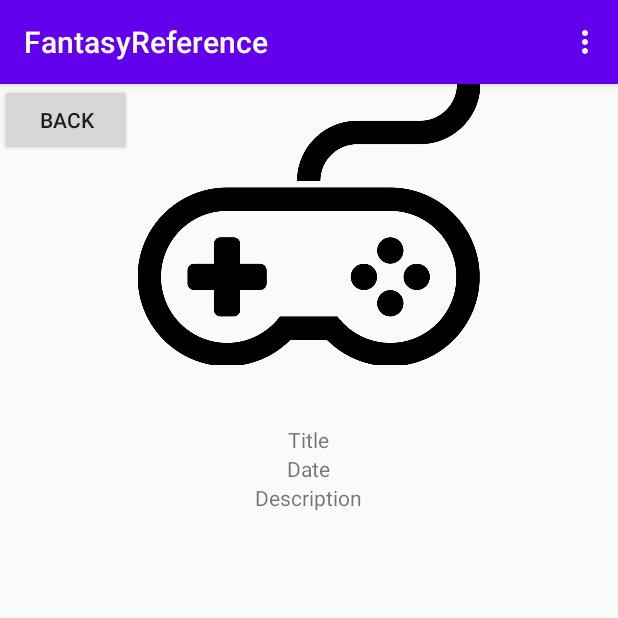
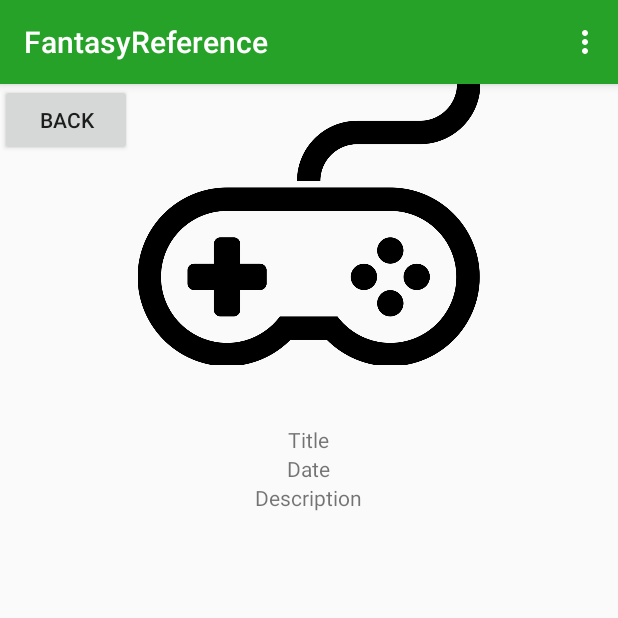
Before and after one commit to Zstorm999/FantasyReference, an Android app: the fragment GameDetailFragment placed in its activity, on a phone screen of 412 x 824 dp, the top half of it. Run offline under Robolectric (Android 15) with nearby library versions, the phone set to English and light mode, and no system bars; our stand-ins replace Room's generated code; 6 statements that could not run were skipped.

Commit message:
Changed app colors

```diff
--- a/app/src/main/java/com/archambeau/fantasyreference/presenter/game/GameDetailPresenter.kt
+++ b/app/src/main/java/com/archambeau/fantasyreference/presenter/game/GameDetailPresenter.kt
@@ -1,10 +1,11 @@
 package com.archambeau.fantasyreference.presenter.game
 
+import com.archambeau.fantasyreference.R
 import com.archambeau.fantasyreference.presenter.Game
 import com.archambeau.fantasyreference.presenter.Presenter
 import com.archambeau.fantasyreference.views.game.GameDetailFragment
-import java.text.DateFormat
 import java.text.SimpleDateFormat
+import java.util.*
 
 class GameDetailPresenter(override val fragment: GameDetailFragment) : Presenter(fragment){
 
@@ -15,6 +16,10 @@ class GameDetailPresenter(override val fragment: GameDetailFragment) : Presenter
 
         fragment.nameLabel.text = game.name
         fragment.descriptionLabel.text = game.description
-        fragment.dateLabel.text = SimpleDateFormat("dd MMMM, yyyy").format(game.releasedDate)
+
+        if(game.releasedDate == Date(0))
+            fragment.dateLabel.text = fragment.getString(R.string.unknown_release)
+        else
+            fragment.dateLabel.text = SimpleDateFormat("dd MMMM, yyyy", Locale.UK).format(game.releasedDate)
     }
 }
--- a/app/src/main/res/layout/fragment_game_detail.xml
+++ b/app/src/main/res/layout/fragment_game_detail.xml
@@ -16,7 +16,7 @@
             app:layout_constraintTop_toTopOf="parent"
     />
     <ImageView
-            android:layout_width="245dp"
+            android:layout_width="match_parent"
             android:layout_height="187dp"
             android:id="@+id/imageView"
             app:layout_constraintTop_toTopOf="parent"
--- a/app/src/main/res/values/colors.xml
+++ b/app/src/main/res/values/colors.xml
@@ -1,6 +1,7 @@
 <?xml version="1.0" encoding="utf-8"?>
 <resources>
-    <color name="colorPrimary">#6200EE</color>
-    <color name="colorPrimaryDark">#3700B3</color>
-    <color name="colorAccent">#03DAC5</color>
+    <color name="colorPrimary">#26A228</color>
+    <color name="colorPrimaryDark">#26A228</color>
+    <color name="colorAccent">#650D1B</color>
+    <color name="colorTitle">#C70000</color>
 </resources>
--- a/app/src/main/res/values/strings.xml
+++ b/app/src/main/res/values/strings.xml
@@ -12,4 +12,6 @@
 
     <string name="list_element">Element</string>
     <string name="back">Back</string>
+
+    <string name="unknown_release">Unknown release date</string>
 </resources>
--- a/app/src/main/res/values/styles.xml
+++ b/app/src/main/res/values/styles.xml
@@ -5,12 +5,13 @@
         <item name="colorPrimary">@color/colorPrimary</item>
         <item name="colorPrimaryDark">@color/colorPrimaryDark</item>
         <item name="colorAccent">@color/colorAccent</item>
+        <item name="colorSecondary">@color/colorTitle</item>
     </style>
     <style name="AppTheme.NoActionBar">
         <item name="windowActionBar">false</item>
         <item name="windowNoTitle">true</item>
     </style>
-    <style name="AppTheme.AppBarOverlay" parent="ThemeOverlay.AppCompat.Dark.ActionBar"/>
+    <style name="AppTheme.AppBarOverlay" parent="ThemeOverlay.AppCompat.Dark.ActionBar" />
     <style name="AppTheme.PopupOverlay" parent="ThemeOverlay.AppCompat.Light"/>
 
 </resources>
```
